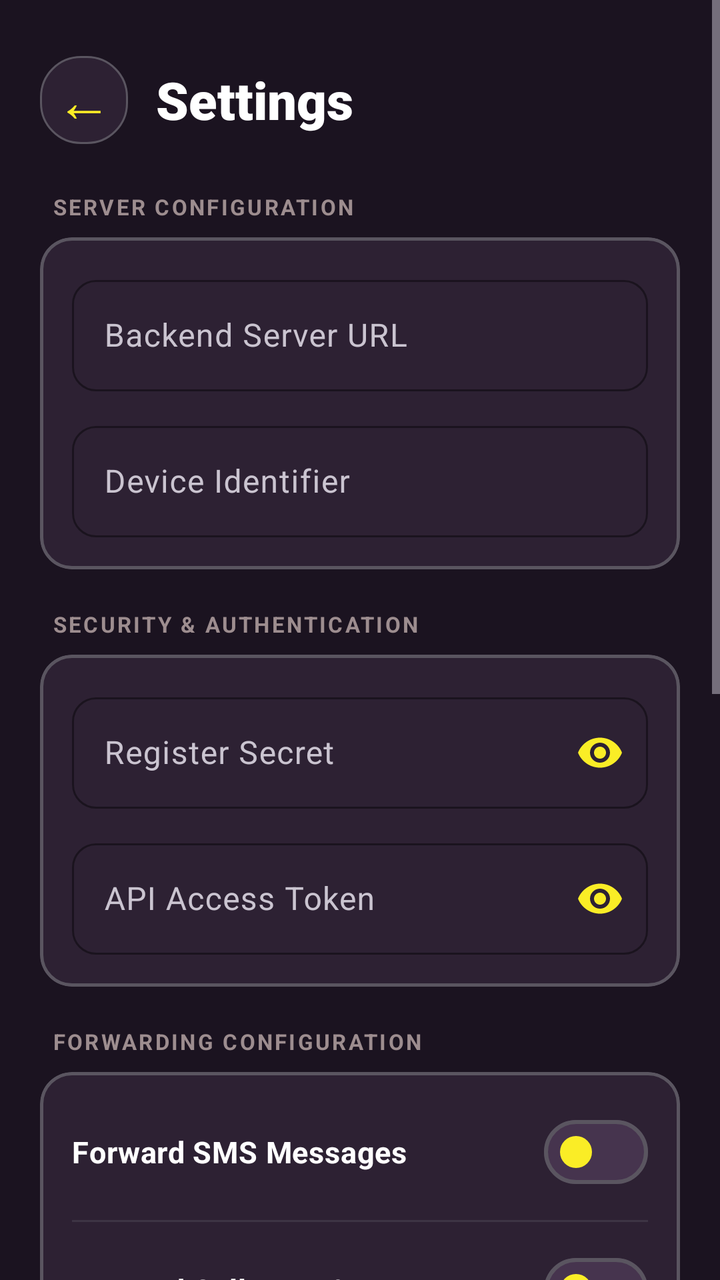
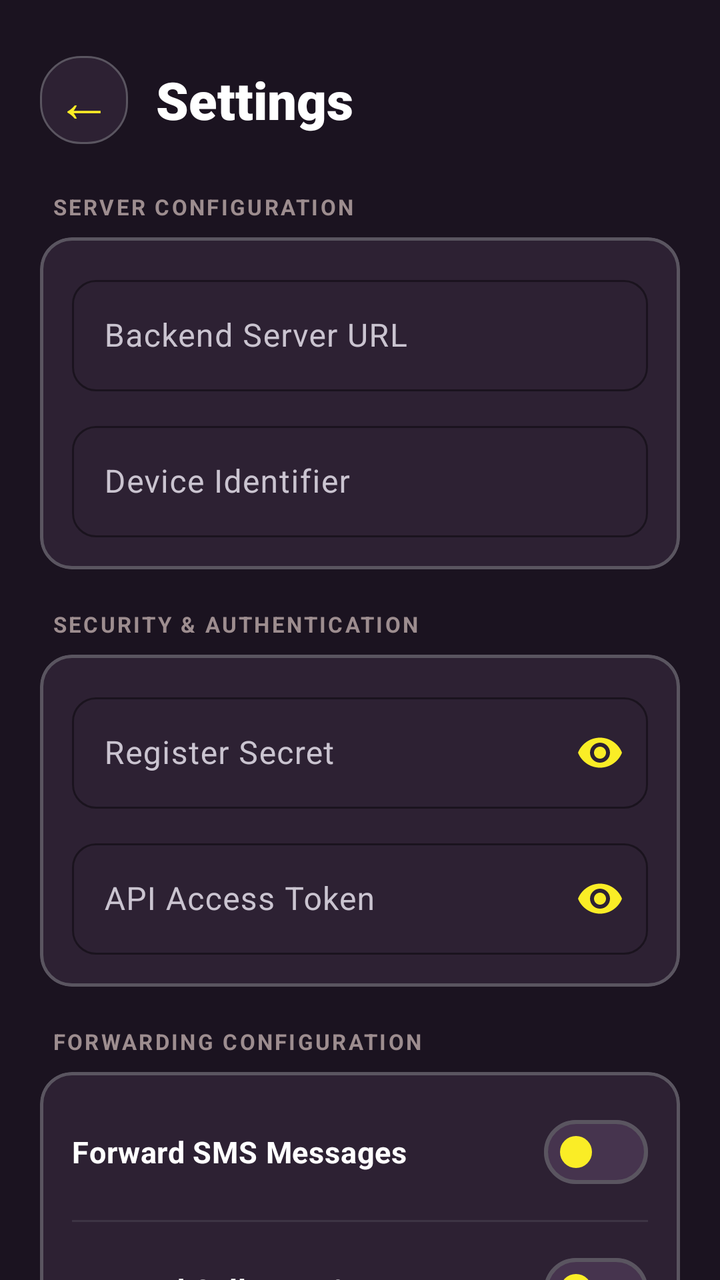

Compare the two renders of this Android layout. The source of the first and the diff that turns it into the second are given below.
<!-- AndroidManifest.xml: application theme Theme.DeviceBridge -->
<!-- res/layout/activity_settings.xml -->
<?xml version="1.0" encoding="utf-8"?>
<ScrollView xmlns:android="http://schemas.android.com/apk/res/android"
    xmlns:app="http://schemas.android.com/apk/res-auto"
    android:layout_width="match_parent"
    android:layout_height="match_parent"
    android:background="@color/bridge_bg"
    android:fillViewport="true">

    <LinearLayout
        android:layout_width="match_parent"
        android:layout_height="wrap_content"
        android:orientation="vertical"
        android:padding="20dp">

        
        <LinearLayout
            android:layout_width="match_parent"
            android:layout_height="wrap_content"
            android:orientation="horizontal"
            android:gravity="center_vertical"
            android:layout_marginTop="8dp"
            android:layout_marginBottom="24dp">

            <TextView
                android:id="@+id/backBtn"
                android:layout_width="44dp"
                android:layout_height="44dp"
                android:text="←"
                android:textColor="@color/bridge_accent"
                android:textSize="28sp"
                android:gravity="center"
                android:background="@drawable/badge_status_container"
                android:layout_marginEnd="14dp" />

            <TextView
                android:layout_width="wrap_content"
                android:layout_height="wrap_content"
                android:text="Settings"
                android:textColor="@color/bridge_text"
                android:textSize="26sp"
                android:textStyle="bold"
                android:fontFamily="sans-serif-black" />
        </LinearLayout>

        
        <TextView
            android:layout_width="wrap_content"
            android:layout_height="wrap_content"
            android:layout_marginStart="6dp"
            android:layout_marginBottom="8dp"
            android:text="SERVER CONFIGURATION"
            android:textColor="@color/bridge_text_secondary"
            android:textSize="11sp"
            android:textStyle="bold"
            android:letterSpacing="0.1" />

        <com.google.android.material.card.MaterialCardView
            android:layout_width="match_parent"
            android:layout_height="wrap_content"
            android:layout_marginBottom="20dp"
            app:cardCornerRadius="16dp"
            app:cardBackgroundColor="@color/bridge_surface"
            app:strokeColor="@color/bridge_card_border"
            app:strokeWidth="1.5dp"
            app:cardElevation="0dp">

            <LinearLayout
                android:layout_width="match_parent"
                android:layout_height="wrap_content"
                android:orientation="vertical"
                android:padding="16dp">

                <com.google.android.material.textfield.TextInputLayout
                    android:layout_width="match_parent"
                    android:layout_height="wrap_content"
                    android:hint="Backend Server URL"
                    app:boxStrokeColor="@color/bridge_accent"
                    app:hintTextColor="@color/bridge_accent"
                    app:boxCornerRadiusTopStart="12dp"
                    app:boxCornerRadiusTopEnd="12dp"
                    app:boxCornerRadiusBottomStart="12dp"
                    app:boxCornerRadiusBottomEnd="12dp"
                    style="@style/Widget.Material3.TextInputLayout.OutlinedBox">

                    <com.google.android.material.textfield.TextInputEditText
                        android:id="@+id/backendUrl"
                        android:layout_width="match_parent"
                        android:layout_height="wrap_content"
                        android:inputType="textUri"
                        android:textColor="@color/bridge_text" />
                </com.google.android.material.textfield.TextInputLayout>

                <com.google.android.material.textfield.TextInputLayout
                    android:layout_width="match_parent"
                    android:layout_height="wrap_content"
                    android:layout_marginTop="12dp"
                    android:hint="Device Identifier"
                    app:boxStrokeColor="@color/bridge_accent"
                    app:hintTextColor="@color/bridge_accent"
                    app:boxCornerRadiusTopStart="12dp"
                    app:boxCornerRadiusTopEnd="12dp"
                    app:boxCornerRadiusBottomStart="12dp"
                    app:boxCornerRadiusBottomEnd="12dp"
                    style="@style/Widget.Material3.TextInputLayout.OutlinedBox">

                    <com.google.android.material.textfield.TextInputEditText
                        android:id="@+id/deviceId"
                        android:layout_width="match_parent"
                        android:layout_height="wrap_content"
                        android:inputType="text"
                        android:textColor="@color/bridge_text" />
                </com.google.android.material.textfield.TextInputLayout>

            </LinearLayout>
        </com.google.android.material.card.MaterialCardView>

        
        <TextView
            android:layout_width="wrap_content"
            android:layout_height="wrap_content"
            android:layout_marginStart="6dp"
            android:layout_marginBottom="8dp"
            android:text="SECURITY &amp; AUTHENTICATION"
            android:textColor="@color/bridge_text_secondary"
            android:textSize="11sp"
            android:textStyle="bold"
            android:letterSpacing="0.1" />

        <com.google.android.material.card.MaterialCardView
            android:layout_width="match_parent"
            android:layout_height="wrap_content"
            android:layout_marginBottom="20dp"
            app:cardCornerRadius="16dp"
            app:cardBackgroundColor="@color/bridge_surface"
            app:strokeColor="@color/bridge_card_border"
            app:strokeWidth="1.5dp"
            app:cardElevation="0dp">

            <LinearLayout
                android:layout_width="match_parent"
                android:layout_height="wrap_content"
                android:orientation="vertical"
                android:padding="16dp">

                <com.google.android.material.textfield.TextInputLayout
                    android:layout_width="match_parent"
                    android:layout_height="wrap_content"
                    android:hint="Register Secret"
                    app:boxStrokeColor="@color/bridge_accent"
                    app:hintTextColor="@color/bridge_accent"
                    app:endIconMode="password_toggle"
                    app:endIconTint="@color/bridge_accent"
                    app:boxCornerRadiusTopStart="12dp"
                    app:boxCornerRadiusTopEnd="12dp"
                    app:boxCornerRadiusBottomStart="12dp"
                    app:boxCornerRadiusBottomEnd="12dp"
                    style="@style/Widget.Material3.TextInputLayout.OutlinedBox">

                    <com.google.android.material.textfield.TextInputEditText
                        android:id="@+id/registerSecret"
                        android:layout_width="match_parent"
                        android:layout_height="wrap_content"
                        android:inputType="textPassword"
                        android:textColor="@color/bridge_text" />
                </com.google.android.material.textfield.TextInputLayout>

                <com.google.android.material.textfield.TextInputLayout
                    android:layout_width="match_parent"
                    android:layout_height="wrap_content"
                    android:layout_marginTop="12dp"
                    android:hint="API Access Token"
                    app:boxStrokeColor="@color/bridge_accent"
                    app:hintTextColor="@color/bridge_accent"
                    app:endIconMode="password_toggle"
                    app:endIconTint="@color/bridge_accent"
                    app:boxCornerRadiusTopStart="12dp"
                    app:boxCornerRadiusTopEnd="12dp"
                    app:boxCornerRadiusBottomStart="12dp"
                    app:boxCornerRadiusBottomEnd="12dp"
                    style="@style/Widget.Material3.TextInputLayout.OutlinedBox">

                    <com.google.android.material.textfield.TextInputEditText
                        android:id="@+id/apiToken"
                        android:layout_width="match_parent"
                        android:layout_height="wrap_content"
                        android:inputType="textPassword"
                        android:textColor="@color/bridge_text" />
                </com.google.android.material.textfield.TextInputLayout>

            </LinearLayout>
        </com.google.android.material.card.MaterialCardView>

        
        <TextView
            android:layout_width="wrap_content"
            android:layout_height="wrap_content"
            android:layout_marginStart="6dp"
            android:layout_marginBottom="8dp"
            android:text="FORWARDING CONFIGURATION"
            android:textColor="@color/bridge_text_secondary"
            android:textSize="11sp"
            android:textStyle="bold"
            android:letterSpacing="0.1" />

        <com.google.android.material.card.MaterialCardView
            android:layout_width="match_parent"
            android:layout_height="wrap_content"
            android:layout_marginBottom="20dp"
            app:cardCornerRadius="16dp"
            app:cardBackgroundColor="@color/bridge_surface"
            app:strokeColor="@color/bridge_card_border"
            app:strokeWidth="1.5dp"
            app:cardElevation="0dp">

            <LinearLayout
                android:layout_width="match_parent"
                android:layout_height="wrap_content"
                android:orientation="vertical"
                android:padding="16dp">

                <com.google.android.material.materialswitch.MaterialSwitch
                    android:id="@+id/smsEnabled"
                    android:layout_width="match_parent"
                    android:layout_height="wrap_content"
                    android:text="Forward SMS Messages"
                    android:textColor="@color/bridge_text"
                    android:textSize="15sp"
                    android:textStyle="bold"
                    app:thumbTint="@color/bridge_accent"
                    app:trackTint="@color/bridge_surface_elevated" />

                <View
                    android:layout_width="match_parent"
                    android:layout_height="1dp"
                    android:background="@color/bridge_divider"
                    android:layout_marginTop="10dp"
                    android:layout_marginBottom="10dp" />

                <com.google.android.material.materialswitch.MaterialSwitch
                    android:id="@+id/callsEnabled"
                    android:layout_width="match_parent"
                    android:layout_height="wrap_content"
                    android:text="Forward Call Logs &amp; Events"
                    android:textColor="@color/bridge_text"
                    android:textSize="15sp"
                    android:textStyle="bold"
                    app:thumbTint="@color/bridge_accent"
                    app:trackTint="@color/bridge_surface_elevated" />

            </LinearLayout>
        </com.google.android.material.card.MaterialCardView>

        
        <com.google.android.material.card.MaterialCardView
            android:layout_width="match_parent"
            android:layout_height="wrap_content"
            android:layout_marginBottom="24dp"
            app:cardCornerRadius="14dp"
            app:cardBackgroundColor="@color/bridge_surface"
            app:strokeColor="@color/bridge_card_border"
            app:strokeWidth="1dp"
            app:cardElevation="0dp">

            <LinearLayout
                android:layout_width="match_parent"
                android:layout_height="wrap_content"
                android:orientation="vertical"
                android:padding="14dp"
                android:gravity="center_vertical">

                <TextView
                    android:id="@+id/syncStatus"
                    android:layout_width="match_parent"
                    android:layout_height="wrap_content"
                    android:textColor="@color/bridge_text_secondary"
                    android:textSize="13sp"
                    android:fontFamily="sans-serif-medium" />
            </LinearLayout>
        </com.google.android.material.card.MaterialCardView>

        
        <com.google.android.material.button.MaterialButton
            android:id="@+id/save"
            android:layout_width="match_parent"
            android:layout_height="54dp"
            android:layout_marginBottom="10dp"
            android:text="Save Configurations"
            android:textSize="15sp"
            android:textStyle="bold"
            app:cornerRadius="14dp"
            app:backgroundTint="@color/bridge_accent"
            android:textColor="@color/bridge_on_accent" />

        <com.google.android.material.button.MaterialButton
            android:id="@+id/register"
            android:layout_width="match_parent"
            android:layout_height="50dp"
            android:layout_marginBottom="8dp"
            android:text="Register This Device"
            android:textStyle="bold"
            app:cornerRadius="12dp"
            app:backgroundTint="@color/bridge_surface"
            app:strokeColor="@color/bridge_card_border"
            app:strokeWidth="1.5dp"
            android:textColor="@color/bridge_text" />

        <com.google.android.material.button.MaterialButton
            android:id="@+id/testConnection"
            android:layout_width="match_parent"
            android:layout_height="50dp"
            android:layout_marginBottom="8dp"
            android:text="Test Server Connection"
            android:textStyle="bold"
            app:cornerRadius="12dp"
            app:backgroundTint="@color/bridge_surface"
            app:strokeColor="@color/bridge_card_border"
            app:strokeWidth="1.5dp"
            android:textColor="@color/bridge_text" />

        <com.google.android.material.button.MaterialButton
            android:id="@+id/syncNow"
            android:layout_width="match_parent"
            android:layout_height="50dp"
            android:layout_marginBottom="8dp"
            android:text="Sync History Now"
            android:textStyle="bold"
            app:cornerRadius="12dp"
            app:backgroundTint="@color/bridge_surface"
            app:strokeColor="@color/bridge_card_border"
            app:strokeWidth="1.5dp"
            android:textColor="@color/bridge_text" />

        <com.google.android.material.button.MaterialButton
            android:id="@+id/viewLogs"
            android:layout_width="match_parent"
            android:layout_height="50dp"
            android:layout_marginBottom="8dp"
            android:text="View Server Logs"
            android:textStyle="bold"
            app:cornerRadius="12dp"
            app:backgroundTint="@color/bridge_surface"
            app:strokeColor="@color/bridge_card_border"
            app:strokeWidth="1.5dp"
            android:textColor="@color/bridge_warm" />

        <com.google.android.material.button.MaterialButton
            android:id="@+id/clearDb"
            android:layout_width="match_parent"
            android:layout_height="50dp"
            android:layout_marginBottom="40dp"
            android:text="Clear Local Database"
            android:textStyle="bold"
            app:cornerRadius="12dp"
            app:backgroundTint="@color/status_red"
            android:textColor="@color/bridge_text" />

    </LinearLayout>
</ScrollView>
<!-- resources referenced by this layout -->
<resources>
  <color name="bridge_accent">#FAED26</color>
  <color name="bridge_bg">#1B1320</color>
  <color name="bridge_card_border">#5A5560</color>
  <color name="bridge_divider">#3D3545</color>
  <color name="bridge_on_accent">#1B1320</color>
  <color name="bridge_surface">#2D2133</color>
  <color name="bridge_surface_elevated">#46344E</color>
  <color name="bridge_text">#FFFFFF</color>
  <color name="bridge_text_secondary">#9D8D8F</color>
  <color name="bridge_warm">#9B786F</color>
  <color name="status_red">#E11D48</color>
  <!-- drawable badge_status_container (drawable) -->
  <?xml version="1.0" encoding="utf-8"?>
  <shape xmlns:android="http://schemas.android.com/apk/res/android" android:shape="rectangle">
      <solid android:color="@color/bridge_surface" />
      <stroke android:width="1dp" android:color="@color/bridge_card_border" />
      <corners android:radius="20dp" />
  </shape>
  <style name="Theme.DeviceBridge" parent="Theme.Material3.Dark.NoActionBar">
          <item name="colorPrimary">@color/bridge_accent</item>
          <item name="colorOnPrimary">@color/bridge_on_accent</item>
          <item name="colorSecondary">@color/bridge_warm</item>
          <item name="colorSurface">@color/bridge_surface</item>
          <item name="colorOnSurface">@color/bridge_text</item>
          <item name="colorSurfaceVariant">@color/bridge_surface_elevated</item>
          <item name="colorOutline">@color/bridge_card_border</item>
          <item name="android:statusBarColor">@color/bridge_bg</item>
          <item name="android:navigationBarColor">@color/bridge_bg</item>
          <item name="android:windowBackground">@color/bridge_bg</item>
      </style>
</resources>

<!-- the commit's change to res/layout/activity_settings.xml (unified diff, before → after) -->
@@ -1,16 +1,24 @@
 <?xml version="1.0" encoding="utf-8"?>
-<ScrollView xmlns:android="http://schemas.android.com/apk/res/android"
+<androidx.core.widget.NestedScrollView xmlns:android="http://schemas.android.com/apk/res/android"
     xmlns:app="http://schemas.android.com/apk/res-auto"
+    android:id="@+id/settingsScrollView"
     android:layout_width="match_parent"
     android:layout_height="match_parent"
     android:background="@color/bridge_bg"
-    android:fillViewport="true">
+    android:fillViewport="true"
+    android:overScrollMode="never"
+    android:descendantFocusability="beforeDescendants"
+    android:focusable="true"
+    android:focusableInTouchMode="true">
 
     <LinearLayout
         android:layout_width="match_parent"
         android:layout_height="wrap_content"
         android:orientation="vertical"
-        android:padding="20dp">
+        android:padding="20dp"
+        android:descendantFocusability="beforeDescendants"
+        android:focusable="true"
+        android:focusableInTouchMode="true">
 
         
         <LinearLayout
@@ -289,7 +297,10 @@
             android:textStyle="bold"
             app:cornerRadius="14dp"
             app:backgroundTint="@color/bridge_accent"
-            android:textColor="@color/bridge_on_accent" />
+            android:textColor="@color/bridge_on_accent"
+            app:elevation="0dp"
+            app:pressedTranslationZ="0dp"
+            android:stateListAnimator="@null" />
 
         <com.google.android.material.button.MaterialButton
             android:id="@+id/register"
@@ -302,7 +313,10 @@
             app:backgroundTint="@color/bridge_surface"
             app:strokeColor="@color/bridge_card_border"
             app:strokeWidth="1.5dp"
-            android:textColor="@color/bridge_text" />
+            android:textColor="@color/bridge_text"
+            app:elevation="0dp"
+            app:pressedTranslationZ="0dp"
+            android:stateListAnimator="@null" />
 
         <com.google.android.material.button.MaterialButton
             android:id="@+id/testConnection"
@@ -315,7 +329,10 @@
             app:backgroundTint="@color/bridge_surface"
             app:strokeColor="@color/bridge_card_border"
             app:strokeWidth="1.5dp"
-            android:textColor="@color/bridge_text" />
+            android:textColor="@color/bridge_text"
+            app:elevation="0dp"
+            app:pressedTranslationZ="0dp"
+            android:stateListAnimator="@null" />
 
         <com.google.android.material.button.MaterialButton
             android:id="@+id/syncNow"
@@ -328,7 +345,10 @@
             app:backgroundTint="@color/bridge_surface"
             app:strokeColor="@color/bridge_card_border"
             app:strokeWidth="1.5dp"
-            android:textColor="@color/bridge_text" />
+            android:textColor="@color/bridge_text"
+            app:elevation="0dp"
+            app:pressedTranslationZ="0dp"
+            android:stateListAnimator="@null" />
 
         <com.google.android.material.button.MaterialButton
             android:id="@+id/viewLogs"
@@ -341,7 +361,10 @@
             app:backgroundTint="@color/bridge_surface"
             app:strokeColor="@color/bridge_card_border"
             app:strokeWidth="1.5dp"
-            android:textColor="@color/bridge_warm" />
+            android:textColor="@color/bridge_warm"
+            app:elevation="0dp"
+            app:pressedTranslationZ="0dp"
+            android:stateListAnimator="@null" />
 
         <com.google.android.material.button.MaterialButton
             android:id="@+id/clearDb"
@@ -352,7 +375,10 @@
             android:textStyle="bold"
             app:cornerRadius="12dp"
             app:backgroundTint="@color/status_red"
-            android:textColor="@color/bridge_text" />
+            android:textColor="@color/bridge_text"
+            app:elevation="0dp"
+            app:pressedTranslationZ="0dp"
+            android:stateListAnimator="@null" />
 
     </LinearLayout>
-</ScrollView>
+</androidx.core.widget.NestedScrollView>
